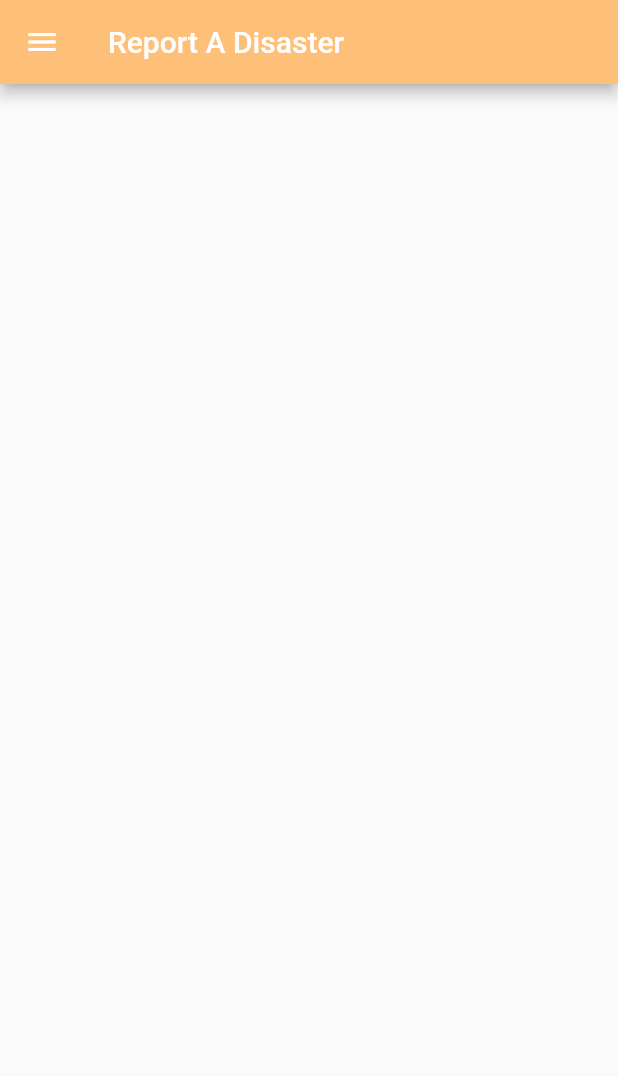
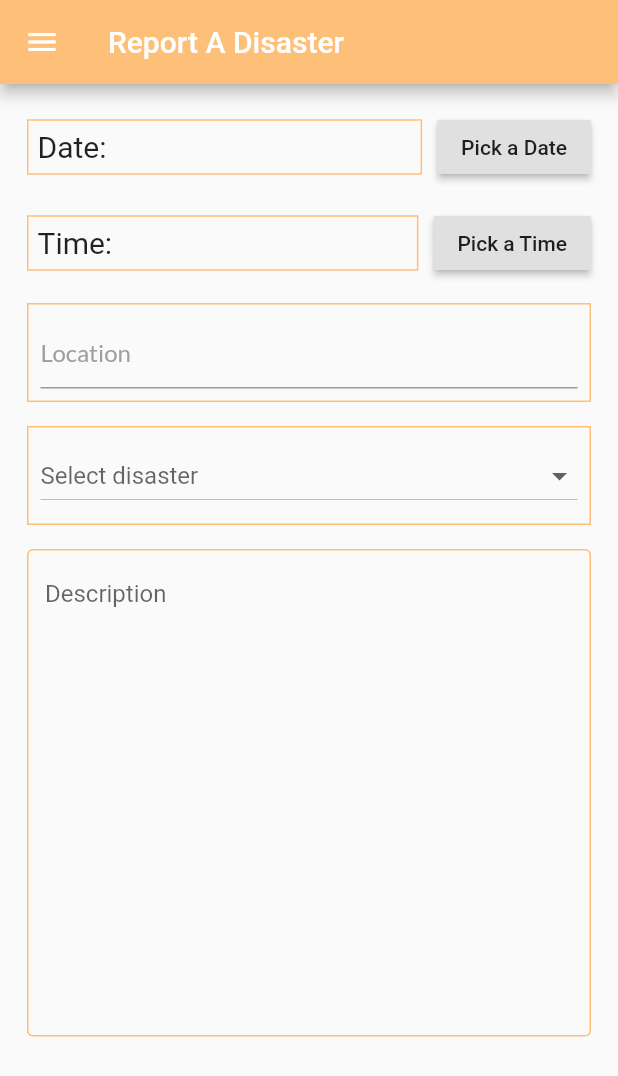
Before and after one commit to urusha-shrestha/disaster_reporting_system_frontend, a Flutter app: the ReportScreen screen opened by its route, on a phone screen of 412 x 824 dp. Shown: the top 1076 px of the screen. Run offline on Flutter 3.47's test engine with Material 2 defaults, Android fonts, the phone set to English and light mode, and no system bars; our stand-ins replace font_awesome_flutter, google_fonts, shared_preferences; accounts and stored records are empty.

Commit message:
report disaster form UI completed

```diff
--- /dev/null
+++ b/lib/components/icon_button.dart
@@ -0,0 +1,51 @@
+/*import 'package:flutter/material.dart';
+
+double xOffset = 0;
+double yOffset = 0;
+double scaleFactor = 1;
+bool isDrawerOpen = false;
+
+class drawer_closed extends StatefulWidget {
+
+  @override
+  _drawer_closedState createState() => _drawer_closedState();
+}
+
+class _drawer_closedState extends State<drawer_closed> {
+  @override
+  Widget build(BuildContext context) {
+    return IconButton(
+        icon: Icon(Icons.menu),
+        onPressed: () {
+          setState(() {
+            xOffset = 230;
+            yOffset = 100;
+            scaleFactor = 0.8;
+            isDrawerOpen = true;
+          });
+        });
+  }
+}
+
+
+class drawer_open extends StatefulWidget {
+
+  @override
+  _drawer_openState createState() => _drawer_openState();
+}
+
+class _drawer_openState extends State<drawer_open> {
+  @override
+  Widget build(BuildContext context) {
+    return IconButton(
+        icon: Icon(Icons.arrow_back_ios),
+        onPressed: () {
+          setState(() {
+            xOffset = 0;
+            yOffset = 0;
+            scaleFactor = 1;
+            isDrawerOpen = false;
+          });
+        });
+  }
+}*/
--- a/lib/main.dart
+++ b/lib/main.dart
@@ -2,7 +2,7 @@ import 'package:flutter/material.dart';
 import 'package:fyp/screens/articles_screen.dart';
 import 'package:fyp/screens/sideNav/side_drawer.dart';
 import 'package:fyp/screens/logIn_and_signup/main_screen.dart';
-import 'package:fyp/screens/report_screen.dart';
+import 'file:///C:/Users/Urusha/AndroidStudioProjects/fyp/lib/screens/report/report_screen.dart';
 import 'package:fyp/screens/reported_disaster_screen.dart';
 import 'package:fyp/screens/forgotpassword.dart';
 
--- /dev/null
+++ b/lib/screens/report/date_picker.dart
@@ -0,0 +1,62 @@
+import 'package:flutter/cupertino.dart';
+import 'package:flutter/material.dart';
+
+import '../../constants.dart';
+
+class date_picker extends StatefulWidget {
+  @override
+  _date_pickerState createState() => _date_pickerState();
+}
+
+class _date_pickerState extends State<date_picker> {
+  DateTime _dateTime;
+  String _date = " ";
+
+  @override
+  Widget build(BuildContext context) {
+    return Padding(
+      padding: const EdgeInsets.all(8.0),
+      child: Row(
+        mainAxisAlignment: MainAxisAlignment.spaceBetween,
+        children: [
+          Expanded(
+            child: Container(
+              decoration: BoxDecoration(
+                  border: Border.all(
+                color: kprimaryColour,
+              )),
+              child: Padding(
+                padding: const EdgeInsets.all(6.0),
+                child: Text(
+                  _dateTime == null ? 'Date:' : ('Date: ${_date}'),
+                  style: TextStyle(fontSize: 20),
+                ),
+              ),
+            ),
+          ),
+          SizedBox(
+            width: 10.0,
+          ),
+          RaisedButton(
+              child: Text('Pick a Date'),
+              onPressed: () {
+                showDatePicker(
+                        builder: (context, child) {
+                          return Theme(data: ThemeData.dark(), child: child);
+                        },
+                        context: context,
+                        initialDate: DateTime.now(),
+                        firstDate: DateTime(DateTime.now().year - 1),
+                        lastDate: DateTime(DateTime.now().year + 1))
+                    .then((date) {
+                  setState(() {
+                    _dateTime = date;
+                    _date = "${_dateTime.toLocal()}".split(' ')[0];
+                  });
+                });
+              }),
+        ],
+      ),
+    );
+  }
+}
--- /dev/null
+++ b/lib/screens/report/description.dart
@@ -0,0 +1,26 @@
+import 'package:flutter/material.dart';
+import '../../constants.dart';
+
+class description_textbox extends StatelessWidget {
+  const description_textbox({
+    Key key,
+  }) : super(key: key);
+
+  @override
+  Widget build(BuildContext context) {
+    return Padding(
+      padding: const EdgeInsets.all(8.0),
+      child: TextField(
+        maxLines: 15,
+        decoration: InputDecoration(
+          labelText: 'Description',
+          alignLabelWithHint: true,
+          enabledBorder: const OutlineInputBorder(
+            borderSide: BorderSide(color: kprimaryColour),
+          ),
+          border: OutlineInputBorder(),
+        ),
+      ),
+    );
+  }
+}
--- /dev/null
+++ b/lib/screens/report/dropDown.dart
@@ -0,0 +1,55 @@
+import 'package:flutter/material.dart';
+import 'package:fyp/constants.dart';
+
+List<String> disasters = [
+  'Select',
+  'Earthquake',
+  'Flood',
+  'Landslide',
+  'Fire',
+];
+
+class dropDown extends StatefulWidget {
+  const dropDown({
+    Key key,
+  }) : super(key: key);
+
+  @override
+  _dropDownState createState() => _dropDownState();
+}
+
+class _dropDownState extends State<dropDown> {
+  String dropDownValue;
+
+  @override
+  Widget build(BuildContext context) {
+    return Padding(
+      padding: const EdgeInsets.all(8.0),
+      child: Container(
+        width: double.infinity,
+        decoration: BoxDecoration(
+            border: Border.all(
+          color: kprimaryColour,
+        )),
+        child: Padding(
+          padding: const EdgeInsets.all(8.0),
+          child: DropdownButton(
+              isExpanded: true,
+              hint: Text('Select disaster'),
+              value: dropDownValue,
+              items: disasters.map((disaster) {
+                return DropdownMenuItem(
+                  child: new Text(disaster),
+                  value: disaster,
+                );
+              }).toList(),
+              onChanged: (String newValue) {
+                setState(() {
+                  dropDownValue = newValue;
+                });
+              }),
+        ),
+      ),
+    );
+  }
+}
--- /dev/null
+++ b/lib/screens/report/location.dart
@@ -0,0 +1,22 @@
+import 'package:flutter/material.dart';
+import 'package:fyp/components/custom_text_form_field.dart';
+import '../../constants.dart';
+
+class location extends StatelessWidget {
+  @override
+  Widget build(BuildContext context) {
+    return Padding(
+      padding: const EdgeInsets.all(8.0),
+      child: Container(
+          decoration: BoxDecoration(
+            border: Border.all(
+              color: kprimaryColour,
+            ),
+          ),
+          child: Padding(
+            padding: const EdgeInsets.all(8.0),
+            child: CustomTextField(label: 'Location'),
+          )),
+    );
+  }
+}
--- /dev/null
+++ b/lib/screens/report/report_form.dart
@@ -0,0 +1,29 @@
+import 'package:flutter/material.dart';
+import 'package:fyp/screens/report/dropDown.dart';
+import 'date_picker.dart';
+import 'description.dart';
+import 'location.dart';
+import 'time_picker.dart';
+
+class ReportForm extends StatelessWidget {
+  @override
+  Widget build(BuildContext context) {
+    return Padding(
+      padding: const EdgeInsets.all(2.0),
+      child: Container(
+        child: Padding(
+          padding: const EdgeInsets.all(8.0),
+          child: Column(
+            children: [
+              date_picker(),
+              time_picker(),
+              location(),
+              dropDown(),
+              description_textbox(),
+            ],
+          ),
+        ),
+      ),
+    );
+  }
+}
--- a/lib/screens/report_screen.dart
+++ b/lib/screens/report/report_screen.dart
@@ -1,5 +1,6 @@
 import "package:flutter/material.dart";
 import 'package:fyp/constants.dart';
+import 'package:fyp/screens/report/report_form.dart';
 
 class ReportScreen extends StatefulWidget {
   static const String id = 'report_screen';
@@ -51,9 +52,7 @@ class _ReportScreenState extends State<ReportScreen> {
           title: Text('Report A Disaster'),
         ),
         body: SingleChildScrollView(
-          child: Container(
-            color: Colors.white,
-          ),
+          child: ReportForm(),
         ),
       ),
     );
--- /dev/null
+++ b/lib/screens/report/time_picker.dart
@@ -0,0 +1,58 @@
+import 'package:flutter/cupertino.dart';
+import 'package:flutter/material.dart';
+import 'package:fyp/constants.dart';
+
+class time_picker extends StatefulWidget {
+  @override
+  _time_pickerState createState() => _time_pickerState();
+}
+
+class _time_pickerState extends State<time_picker> {
+  TimeOfDay _time;
+  @override
+  Widget build(BuildContext context) {
+    return Padding(
+      padding: const EdgeInsets.all(8.0),
+      child: Row(
+        mainAxisAlignment: MainAxisAlignment.spaceBetween,
+        children: [
+          Expanded(
+            child: Container(
+              decoration: BoxDecoration(
+                  border: Border.all(
+                color: kprimaryColour,
+              )),
+              child: Padding(
+                padding: const EdgeInsets.all(6.0),
+                child: Text(
+                  _time == null
+                      ? 'Time:'
+                      : ('Time: ${_time.hour}:${_time.minute} '),
+                  style: TextStyle(fontSize: 20),
+                ),
+              ),
+            ),
+          ),
+          SizedBox(
+            width: 10.0,
+          ),
+          RaisedButton(
+              child: Text('Pick a Time'),
+              onPressed: () {
+                showTimePicker(
+                        builder: (context, child) {
+                          return Theme(data: ThemeData.dark(), child: child);
+                        },
+                        context: context,
+                        initialTime: TimeOfDay.now())
+                    .then((time) {
+                  setState(() {
+                    _time = time;
+                  });
+                });
+              }),
+        ],
+      ),
+    );
+  }
+}
--- a/lib/screens/sideNav/side_drawer.dart
+++ b/lib/screens/sideNav/side_drawer.dart
@@ -9,13 +9,7 @@ class DrawerScreen extends StatelessWidget {
   Widget build(BuildContext context) {
     return Container(
       padding: EdgeInsets.only(top: 20.0, left: 20.0, bottom: 30.0),
-      decoration: BoxDecoration(
-        gradient: LinearGradient(
-          begin: Alignment.topCenter,
-          end: Alignment.bottomCenter,
-          colors: [Colors.white, kprimaryColour],
-        ),
-      ),
+      decoration: kgradientBackground,
       child: Column(
         mainAxisAlignment: MainAxisAlignment.spaceAround,
         crossAxisAlignment: CrossAxisAlignment.start,
--- a/lib/stack.dart
+++ b/lib/stack.dart
@@ -3,7 +3,7 @@ import 'package:fyp/screens/articles_screen.dart';
 import 'package:fyp/screens/profile.dart';
 import 'package:fyp/screens/reported_disaster_screen.dart';
 import 'package:fyp/screens/sideNav/side_drawer.dart';
-import 'package:fyp/screens/report_screen.dart';
+import 'file:///C:/Users/Urusha/AndroidStudioProjects/fyp/lib/screens/report/report_screen.dart';
 
 class Stack1 extends StatelessWidget {
   @override
```
